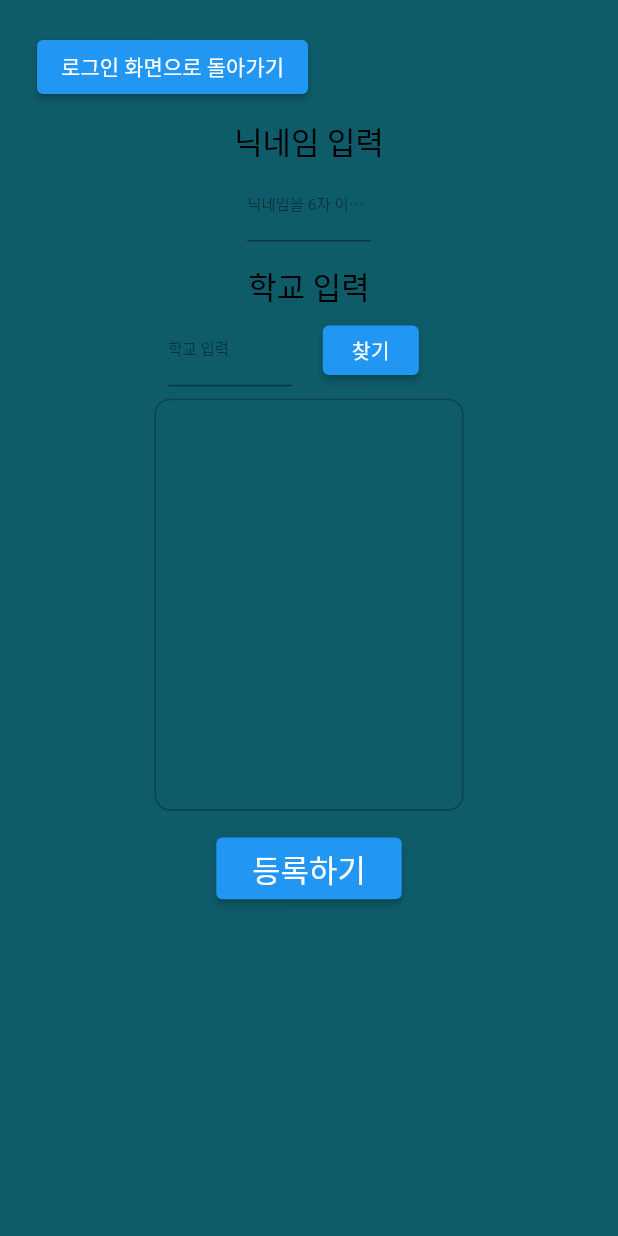
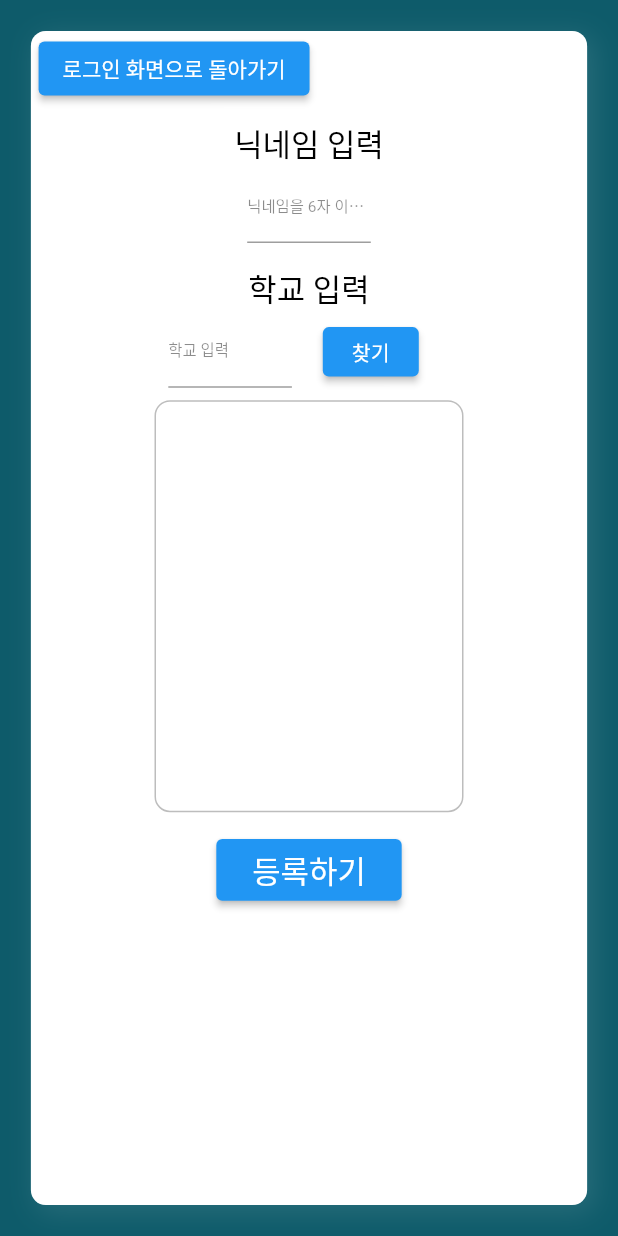
Before and after one commit to boring-km/photoschool-app, a Flutter app: the SignUpScreen screen opened directly with empty values, on a phone screen of 412 x 824 dp. Run offline on Flutter 3.47's test engine with Material 2 defaults, Android fonts, the phone set to English and light mode, and no system bars; our stand-ins replace animated_background, cached_network_image, firebase_auth, firebase_core, firebase_storage, flutter_dotenv and 6 more; missing offline and left inert: xml_parser; accounts and stored records are empty; network calls fail; Roboto replaces fonts that are missing (DdoDdo).

Commit message:
[master] 디자인 whitebox 일부 복구

```diff
--- a/lib/screens/friends_detail_screen.dart
+++ b/lib/screens/friends_detail_screen.dart
@@ -100,7 +100,7 @@ class _FriendsDetailScreenState extends State<FriendsDetailScreen> {
           padding: EdgeInsets.all(_baseSize/3),
           child: Center(
             child: Container(
-              decoration: CustomBoxDecoration.buildTransparentDecoration(),
+              decoration: CustomBoxDecoration.buildWhiteBoxDecoration(),
               child: Flex(
                 direction: Axis.vertical,
                 children: [
@@ -395,7 +395,7 @@ class _FriendsDetailScreenState extends State<FriendsDetailScreen> {
     return _original.runtimeType == CreatureDetailResponse ?
     Image.network(
       (_original as CreatureDetailResponse).imgUrl1,
-      height: _baseSize * 3,
+      height: _baseSize * 2.5,
       loadingBuilder: (context, child, progress) {
         if (progress == null) return child;
         return Container(child: Center(child: Text("로딩중", style: TextStyle(color: CustomColors.creatureGreen, fontSize: _baseSize/2),),),);
--- a/lib/screens/my_post_screen.dart
+++ b/lib/screens/my_post_screen.dart
@@ -117,14 +117,14 @@ class _MyPostScreenState extends State<MyPostScreen> {
               child: Center(
                 child: Container(
                   padding: EdgeInsets.all(_baseSize/10),
-                  decoration: CustomBoxDecoration.buildTransparentDecoration(),
+                  decoration: CustomBoxDecoration.buildWhiteBoxDecoration(),
                   child: Flex(
                     direction: Axis.vertical,
                     children: [
                       Container(
                         width: w * 0.9,
                         height: _baseSize/2,
-                        child: Text("학교: $_schoolName", style: TextStyle(fontSize: _baseSize/3),),
+                        child: Text("학교: $_schoolName", style: TextStyle(color: Colors.white, fontSize: _baseSize/3),),
                       ),
                       Expanded(
                         child: NotificationListener<ScrollEndNotification>(
@@ -150,7 +150,7 @@ class _MyPostScreenState extends State<MyPostScreen> {
                             gridDelegate: SliverGridDelegateWithFixedCrossAxisCount(
                                 crossAxisCount: 3,
                                 mainAxisSpacing: 2.0,
-                                childAspectRatio: w > h ? 9/10 : 3/5),
+                                childAspectRatio: w > h ? 4/5 : 3/5),
                             itemCount: _postList.length + 1,
                             itemBuilder: (context, index) {
                               if (_postList.length == index) {
--- a/lib/screens/pedia_detail_screen.dart
+++ b/lib/screens/pedia_detail_screen.dart
@@ -101,7 +101,7 @@ class _PediaDetailState extends State<PediaDetailScreen> {
           padding: EdgeInsets.all(_baseSize / 3),
           child: Center(
             child: Container(
-              decoration: CustomBoxDecoration.buildTransparentDecoration(),
+              decoration: CustomBoxDecoration.buildWhiteBoxDecoration(),
               child: Flex(
                 direction: Axis.vertical,
                 children: [
--- a/lib/screens/signup_screen.dart
+++ b/lib/screens/signup_screen.dart
@@ -60,7 +60,7 @@ class _SignUpScreenState extends State<SignUpScreen> {
           padding: EdgeInsets.all(_baseSize/2),
           child: Center(
             child: Container(
-              decoration: CustomBoxDecoration.buildTransparentDecoration(),
+              decoration: CustomBoxDecoration.buildWhiteBoxDecoration(),
               child: Flex(
                 direction: Axis.vertical,
                 children: [
--- a/lib/services/public_api.dart
+++ b/lib/services/public_api.dart
@@ -31,14 +31,14 @@ class PublicAPIService {
     return creatureList;
   }
 
-  static Future<CreatureDetailResponse> getChildBookDetail(String apiId, String keyword) async {
+  static Future<dynamic> getChildBookDetail(String apiId, String keyword) async {
     final baseUrl = dotenv.env["public_api_detail_url"]!;
     final serviceKey = dotenv.env["public_api_key"]!;
     final target = CreatureDetailRequest(baseUrl, serviceKey, apiId).toString();
     var result = await Http.get(target);
     if (result['error'] != null) {
       print(result['errorCode']);
-      throw "에러";
+      return false;
     } else {
       final searched = result['data'];
       final item = XMLParser.parseXMLItem(searched);
--- a/lib/widgets/box_decoration.dart
+++ b/lib/widgets/box_decoration.dart
@@ -1,9 +1,20 @@
 import 'package:flutter/material.dart';
 
 class CustomBoxDecoration {
-  static BoxDecoration buildTransparentDecoration() {
+  static BoxDecoration buildWhiteBoxDecoration({bool? isTransparent}) {
     return BoxDecoration(
-        color: Colors.transparent,
+        color: isTransparent == true ? Colors.transparent : Colors.white,
+        border: isTransparent == true ? null : Border.all(
+            width: 1, color: Colors.white30),
+        borderRadius: BorderRadius.all(Radius.circular(10)),
+        boxShadow: isTransparent == true ? null : [
+          BoxShadow(
+            color: Colors.white10,
+            offset: Offset(4.0, 4.0),
+            blurRadius: 15.0,
+            spreadRadius: 1.0,
+          )
+        ]
     );
   }
 }
```
Also changed, not shown: lib/screens/creature_detail_screen.dart (+6 -7 lines), lib/screens/friends_main_screen.dart (+27 -27 lines), lib/widgets/app_bar_base.dart (+6 -10 lines), 1 other file.
